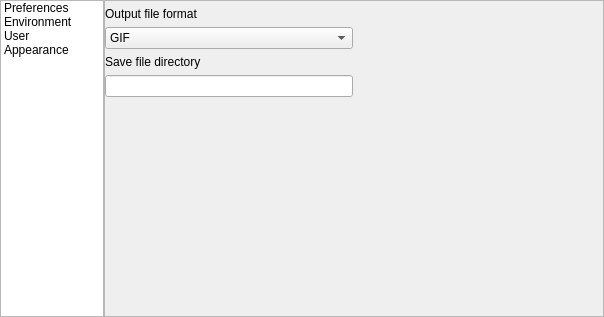
Before: the Qt Designer form C++/lab3InterfaceStub/settings.ui in MaxDavidenko/University, drawn with Qt 5.
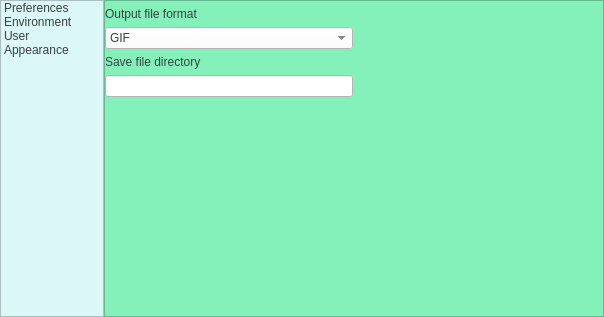
After: the same form once the commit is applied. The open tabs and pages were chosen to show the change.

```diff
--- a/C++/lab3InterfaceStub/settings.ui
+++ b/C++/lab3InterfaceStub/settings.ui
@@ -78,6 +78,194 @@
          <height>0</height>
         </size>
        </property>
+       <property name="palette">
+        <palette>
+         <active>
+          <colorrole role="WindowText">
+           <brush brushstyle="SolidPattern">
+            <color alpha="255">
+             <red>57</red>
+             <green>64</green>
+             <blue>64</blue>
+            </color>
+           </brush>
+          </colorrole>
+          <colorrole role="Button">
+           <brush brushstyle="SolidPattern">
+            <color alpha="255">
+             <red>220</red>
+             <green>247</green>
+             <blue>247</blue>
+            </color>
+           </brush>
+          </colorrole>
+          <colorrole role="Text">
+           <brush brushstyle="SolidPattern">
+            <color alpha="255">
+             <red>57</red>
+             <green>64</green>
+             <blue>64</blue>
+            </color>
+           </brush>
+          </colorrole>
+          <colorrole role="ButtonText">
+           <brush brushstyle="SolidPattern">
+            <color alpha="255">
+             <red>57</red>
+             <green>64</green>
+             <blue>64</blue>
+            </color>
+           </brush>
+          </colorrole>
+          <colorrole role="Base">
+           <brush brushstyle="SolidPattern">
+            <color alpha="255">
+             <red>220</red>
+             <green>247</green>
+             <blue>247</blue>
+            </color>
+           </brush>
+          </colorrole>
+          <colorrole role="Window">
+           <brush brushstyle="SolidPattern">
+            <color alpha="255">
+             <red>220</red>
+             <green>247</green>
+             <blue>247</blue>
+            </color>
+           </brush>
+          </colorrole>
+         </active>
+         <inactive>
+          <colorrole role="WindowText">
+           <brush brushstyle="SolidPattern">
+            <color alpha="255">
+             <red>57</red>
+             <green>64</green>
+             <blue>64</blue>
+            </color>
+           </brush>
+          </colorrole>
+          <colorrole role="Button">
+           <brush brushstyle="SolidPattern">
+            <color alpha="255">
+             <red>220</red>
+             <green>247</green>
+             <blue>247</blue>
+            </color>
+           </brush>
+          </colorrole>
+          <colorrole role="Text">
+           <brush brushstyle="SolidPattern">
+            <color alpha="255">
+             <red>57</red>
+             <green>64</green>
+             <blue>64</blue>
+            </color>
+           </brush>
+          </colorrole>
+          <colorrole role="ButtonText">
+           <brush brushstyle="SolidPattern">
+            <color alpha="255">
+             <red>57</red>
+             <green>64</green>
+             <blue>64</blue>
+            </color>
+           </brush>
+          </colorrole>
+          <colorrole role="Base">
+           <brush brushstyle="SolidPattern">
+            <color alpha="255">
+             <red>220</red>
+             <green>247</green>
+             <blue>247</blue>
+            </color>
+           </brush>
+          </colorrole>
+          <colorrole role="Window">
+           <brush brushstyle="SolidPattern">
+            <color alpha="255">
+             <red>220</red>
+             <green>247</green>
+             <blue>247</blue>
+            </color>
+           </brush>
+          </colorrole>
+         </inactive>
+         <disabled>
+          <colorrole role="WindowText">
+           <brush brushstyle="SolidPattern">
+            <color alpha="255">
+             <red>57</red>
+             <green>64</green>
+             <blue>64</blue>
+            </color>
+           </brush>
+          </colorrole>
+          <colorrole role="Button">
+           <brush brushstyle="SolidPattern">
+            <color alpha="255">
+             <red>220</red>
+             <green>247</green>
+             <blue>247</blue>
+            </color>
+           </brush>
+          </colorrole>
+          <colorrole role="Text">
+           <brush brushstyle="SolidPattern">
+            <color alpha="255">
+             <red>57</red>
+             <green>64</green>
+             <blue>64</blue>
+            </color>
+           </brush>
+          </colorrole>
+          <colorrole role="ButtonText">
+           <brush brushstyle="SolidPattern">
+            <color alpha="255">
+             <red>57</red>
+             <green>64</green>
+             <blue>64</blue>
+            </color>
+           </brush>
+          </colorrole>
+          <colorrole role="Base">
+           <brush brushstyle="SolidPattern">
+            <color alpha="255">
+             <red>220</red>
+             <green>247</green>
+             <blue>247</blue>
+            </color>
+           </brush>
+          </colorrole>
+          <colorrole role="Window">
+           <brush brushstyle="SolidPattern">
+            <color alpha="255">
+             <red>220</red>
+             <green>247</green>
+             <blue>247</blue>
+            </color>
+           </brush>
+          </colorrole>
+         </disabled>
+        </palette>
+       </property>
+       <property name="autoFillBackground">
+        <bool>false</bool>
+       </property>
+       <property name="styleSheet">
+        <string notr="true">QListWidget
+{
+background-color:#dcf7f7;
+color: #394040;
+}
+QListWidget::focus
+{
+background-color:#afedbf;
+color: #394040;
+}
+</string>
+       </property>
        <property name="spacing">
         <number>6</number>
        </property>
@@ -126,6 +314,27 @@
        <property name="mouseTracking">
         <bool>false</bool>
        </property>
+       <property name="styleSheet">
+        <string notr="true">QWidget
+{
+background-color:#84f1ba;
+color:#394040;
+}
+QLineEdit
+{
+background-color: #ffffff;
+}
+QComboBox
+{
+background-color: #ffffff;
+}
+
+QComboBox
+{
+background-color: #ffffff;
+selection-color: #7ee297;
+}</string>
+       </property>
        <property name="frameShape">
         <enum>QFrame::StyledPanel</enum>
        </property>
```
Left out of the diff: 4 changed lines with no effect on the pictures.
